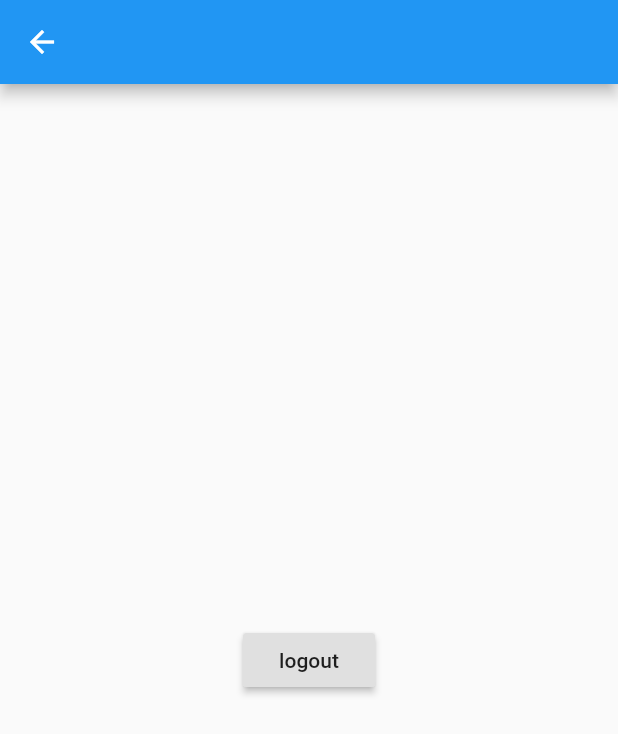
After one commit to takuchalle/flutter_auth_sample, a Flutter app: the UserSettingPage screen opened by its route, on a phone screen of 412 x 824 dp. The commit adds this screen. Shown: the top 734 px of the screen. Run offline on Flutter 3.47's test engine with Material 2 defaults, Android fonts, the phone set to English and light mode, and no system bars; our stand-ins replace cloud_firestore, firebase_auth; missing offline and left inert: firestore_ref, subscription_holder; accounts and stored records are empty; network calls fail.

Commit message:
Add user setting page

```diff
--- a/lib/app.dart
+++ b/lib/app.dart
@@ -1,6 +1,8 @@
 import 'package:flutter/material.dart';
+import 'package:provider/provider.dart';
 
 import 'pages/root_page.dart';
+import 'router.dart';
 
 @immutable
 class App extends StatelessWidget {
@@ -13,6 +15,7 @@ class App extends StatelessWidget {
         primarySwatch: Colors.blue,
       ),
       home: const RootPage(),
+      onGenerateRoute: Provider.of<Router>(context).onGenerateRoute,
     );
   }
 }
--- a/lib/main.dart
+++ b/lib/main.dart
@@ -3,6 +3,7 @@ import 'package:provider/provider.dart';
 
 import 'app.dart';
 import 'auth/authenticator.dart';
+import 'router.dart';
 
 void main() {
   WidgetsFlutterBinding.ensureInitialized();
@@ -13,6 +14,7 @@ void main() {
         ChangeNotifierProvider(
           create: (_) => Authenticator(),
         ),
+        Provider(create: (_) => Router())
       ],
       child: const App(),
     ),
--- a/lib/pages/root_page.dart
+++ b/lib/pages/root_page.dart
@@ -11,7 +11,7 @@ class RootPage extends StatelessWidget {
   const RootPage({Key key}) : super(key: key);
   @override
   Widget build(BuildContext context) {
-    final auth = Provider.of<Authenticator>(context);
+    final auth = Provider.of<Authenticator>(context, listen: false);
     return StreamBuilder(
       stream: auth.onAuthStateChanged,
       builder: (context, snap) {
--- /dev/null
+++ b/lib/pages/user_setting_page.dart
@@ -0,0 +1,36 @@
+import 'package:flutter/material.dart';
+import 'package:provider/provider.dart';
+
+import '../auth/authenticator.dart';
+import '../models/models.dart';
+
+class UserSettingPage extends StatelessWidget {
+  static const routeName = '/userSetting';
+  const UserSettingPage._({Key key}) : super(key: key);
+
+  static Widget create(UserDoc userDoc) {
+    return MultiProvider(
+      providers: [
+        Provider.value(value: userDoc),
+      ],
+      child: UserSettingPage._(),
+    );
+  }
+
+  @override
+  Widget build(BuildContext context) {
+    final auth = Provider.of<Authenticator>(context, listen: false);
+    return Scaffold(
+      appBar: AppBar(),
+      body: Center(
+        child: RaisedButton(
+          child: Text('logout'),
+          onPressed: () async {
+            await auth.signOut();
+            Navigator.pop(context);
+          },
+        ),
+      ),
+    );
+  }
+}
--- /dev/null
+++ b/lib/router.dart
@@ -0,0 +1,31 @@
+import 'package:flutter/material.dart';
+
+import 'models/models.dart';
+import 'pages/user_setting_page.dart';
+
+typedef WidgetPageBuilder = Widget Function(
+  BuildContext context,
+  RouteSettings settings,
+);
+
+class Router {
+  final _routes = <String, WidgetPageBuilder>{
+    UserSettingPage.routeName: (context, settings) {
+      final userDoc = settings.arguments as UserDoc;
+      return UserSettingPage.create(userDoc);
+    },
+  };
+
+  Route<dynamic> onGenerateRoute(RouteSettings settings) {
+    var pageBuilder = _routes[settings.name];
+    if (pageBuilder != null) {
+      return MaterialPageRoute<void>(
+        builder: (context) => pageBuilder(context, settings),
+        settings: settings,
+      );
+    }
+
+    assert(false, 'unexpected settings: $settings');
+    return null;
+  }
+}
```
Also changed, not shown: lib/pages/home_page.dart (+27 -0 lines).
